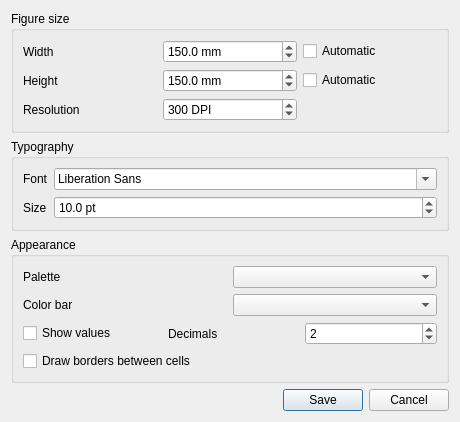
The window that exhale/resources/ui/matrix_export_dialog.ui (ctroein/exhale) describes before a commit, drawn with Qt 5.
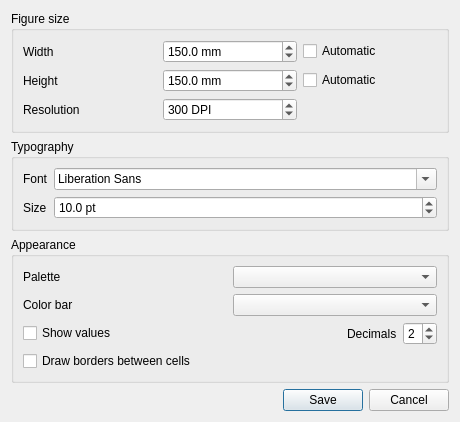
The same window after the commit.

```diff
--- a/exhale/resources/ui/matrix_export_dialog.ui
+++ b/exhale/resources/ui/matrix_export_dialog.ui
@@ -67,7 +67,7 @@
       <item row="2" column="0" colspan="2">
        <layout class="QHBoxLayout" name="valuesLayout">
         <item><widget class="QCheckBox" name="showValues"><property name="text"><string>Show values</string></property></widget></item>
-        <item><spacer name="valuesSpacer"><property name="orientation"><enum>Qt::Horizontal</enum></property><property name="sizeType"><enum>QSizePolicy::Expanding</enum></property></spacer></item>
+        <item><spacer name="valuesSpacer"><property name="orientation"><enum>Qt::Horizontal</enum></property><property name="sizeType"><enum>QSizePolicy::Expanding</enum></property><property name="sizeHint" stdset="0"><size><width>0</width><height>0</height></size></property></spacer></item>
         <item><widget class="QLabel" name="decimalsLabel"><property name="text"><string>Decimals</string></property></widget></item>
         <item><widget class="QSpinBox" name="decimals"><property name="minimum"><number>1</number></property><property name="maximum"><number>6</number></property><property name="value"><number>2</number></property></widget></item>
        </layout>
```
